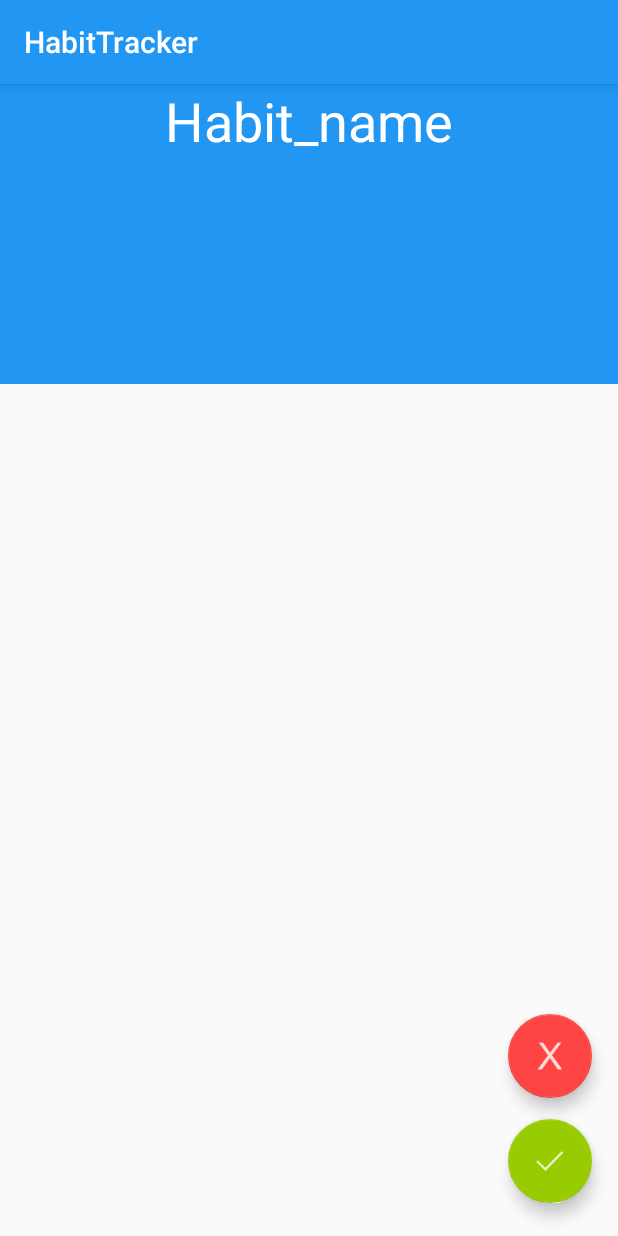
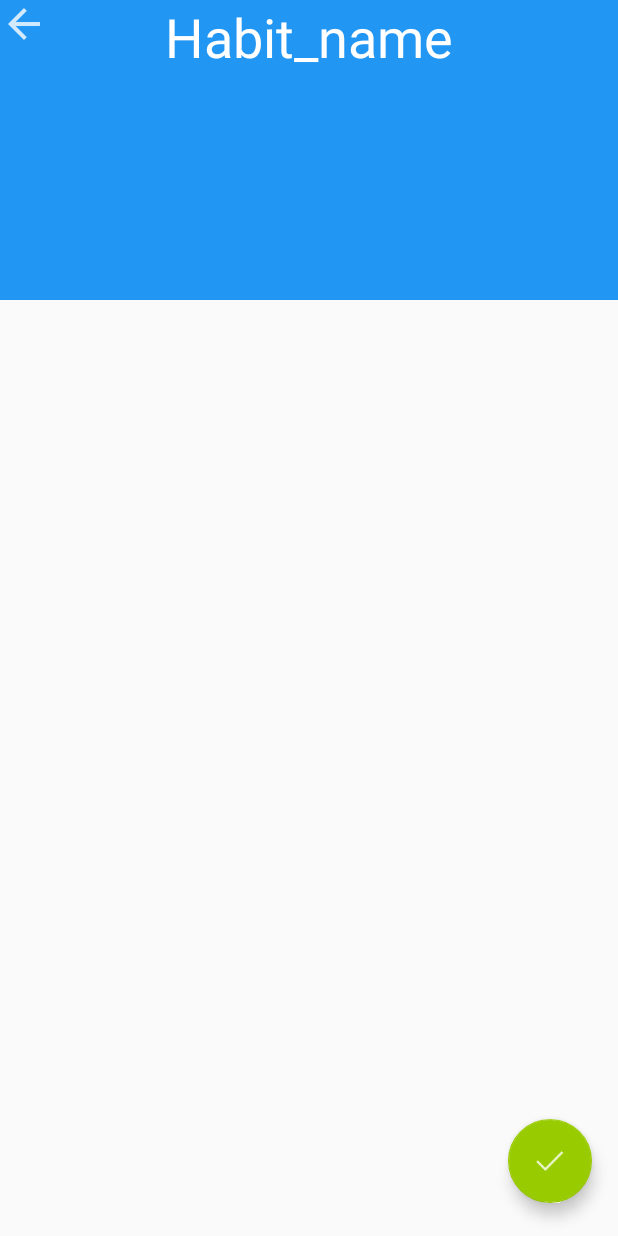
Before and after one commit to kieter/as1, an Android app: the HabitActivity screen opened directly, with no data from a screen before it, on a phone screen of 412 x 824 dp. Run offline under Robolectric (Android 15) with nearby library versions, the phone set to English and light mode, and no system bars.

Commit message:
Fixed the action bar on Habit Activity, created an exception that occurs when the name or date is empty and error handling in input.

```diff
--- a/app/src/main/java/com/example/kieter/habittracker/SeeHabitActivity.java
+++ b/app/src/main/java/com/example/kieter/habittracker/SeeHabitActivity.java
@@ -13,8 +13,10 @@ public class SeeHabitActivity extends AppCompatActivity {
     protected void onCreate(Bundle savedInstanceState) {
         super.onCreate(savedInstanceState);
         setContentView(R.layout.activity_see_habit);
-        Toolbar toolbar = (Toolbar) findViewById(R.id.toolbar);
-        setSupportActionBar(toolbar);
+//        Toolbar toolbar = (Toolbar) findViewById(R.id.toolbar);
+//        setSupportActionBar(toolbar);
+        getSupportActionBar().hide();
+        getActionBar().hide();
 
         FloatingActionButton fab = (FloatingActionButton) findViewById(R.id.habitIncompleteFAB);
         fab.setOnClickListener(new View.OnClickListener() {
--- a/app/src/main/res/layout/activity_habit.xml
+++ b/app/src/main/res/layout/activity_habit.xml
@@ -32,7 +32,8 @@
         android:layout_marginEnd="17dp"
         android:layout_above="@+id/habitCompleteFAB"
         android:layout_alignParentEnd="true"
-        android:layout_marginBottom="14dp" />
+        android:layout_marginBottom="14dp"
+        android:visibility="invisible" />
 
     <TextView
         android:layout_width="wrap_content"
@@ -46,7 +47,7 @@
         android:textAlignment="center"
         android:textSize="36sp"
         tools:textAlignment="gravity"
-        tools:gravity="center"
+        tools:gravity="bottom|center"
         android:textColor="@color/cardview_light_background"
         android:textAllCaps="false" />
 
@@ -60,4 +61,13 @@
         android:layout_alignParentBottom="true"
         android:layout_below="@+id/textView5" />
 
+    <ImageButton
+        android:layout_width="wrap_content"
+        android:layout_height="wrap_content"
+        app:srcCompat="@drawable/ic_arrow_back"
+        android:id="@+id/imageButton"
+        android:background="@color/colorPrimary"
+        android:layout_alignParentTop="true"
+        android:layout_alignParentStart="true" />
+
 </RelativeLayout>
--- a/app/src/main/res/values/colors.xml
+++ b/app/src/main/res/values/colors.xml
@@ -1,6 +1,6 @@
 <?xml version="1.0" encoding="utf-8"?>
 <resources>
-    <color name="colorPrimary">#2196F3</color>
+    <color name="colorPrimary">#2196f3</color>
     <color name="colorPrimaryDark">#1976D2</color>
     <color name="colorAccent">#1DE9B6</color>
 </resources>
--- a/app/src/main/res/values/styles.xml
+++ b/app/src/main/res/values/styles.xml
@@ -1,7 +1,7 @@
 <resources>
 
     <!-- Base application theme. -->
-    <style name="AppTheme" parent="Theme.AppCompat.Light.DarkActionBar">
+    <style name="AppTheme" parent="Theme.AppCompat.Light.NoActionBar">
         <!-- Customize your theme here. -->
         <item name="colorPrimary">@color/colorPrimary</item>
         <item name="colorPrimaryDark">@color/colorPrimaryDark</item>
@@ -11,6 +11,9 @@
     <style name="AppTheme.NoActionBar">
         <item name="windowActionBar">false</item>
         <item name="windowNoTitle">true</item>
+        <item name="colorPrimary">@color/colorPrimary</item>
+        <item name="colorPrimaryDark">@color/colorPrimaryDark</item>
+        <item name="colorAccent">@color/colorAccent</item>
     </style>
 
     <style name="AppTheme.AppBarOverlay" parent="ThemeOverlay.AppCompat.Dark.ActionBar" />
```
Also changed, not shown: app/src/main/java/com/example/kieter/habittracker/Habit.java (+12 -7 lines), app/src/main/java/com/example/kieter/habittracker/HabitInvalidException.java (added, +15 -0 lines), app/src/main/java/com/example/kieter/habittracker/MainActivity.java (+13 -8 lines), app/src/main/res/drawable-hdpi/ic_arrow_back.png (added), app/src/main/res/drawable-mdpi/ic_arrow_back.png (added), app/src/main/res/drawable-xhdpi/ic_arrow_back.png (added), app/src/main/res/drawable-xxhdpi/ic_arrow_back.png (added).
